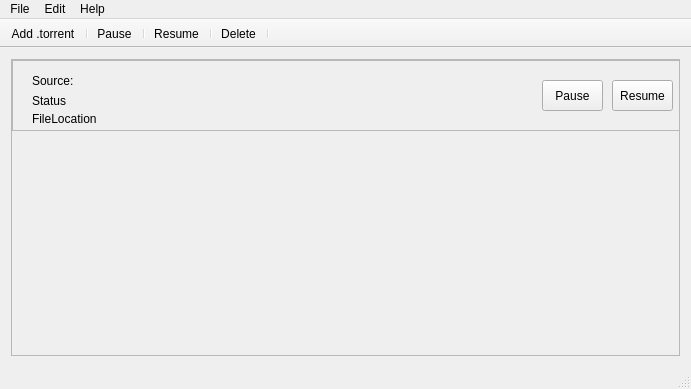
This is src/mainwindow.ui in manox14/qtaria as Qt 5 draws it before an edit. The edited form follows.
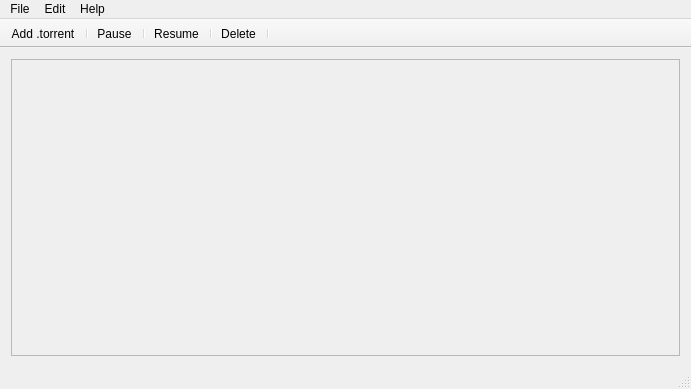
This is the edited form. Icons and pictures are not drawn.

Commit message: added structure to hold all qobjects for one item WHICH in turned is saved as pointer to gid value map in Qmap problem in percentage (BUG)  arthemetic error , will fix later :D usual useless tinkering in UI

Patch:
```diff
--- a/src/mainwindow.ui
+++ b/src/mainwindow.ui
@@ -21,9 +21,7 @@
    <property name="enabled">
     <bool>true</bool>
    </property>
-   <layout class="QVBoxLayout" name="verticalLayout">
-    <item>
-     <layout class="QGridLayout" name="gridLayout_3">
+   <layout class="QGridLayout" name="gridLayout_2">
       <item row="0" column="0">
        <widget class="QScrollArea" name="scrollArea">
         <property name="widgetResizable">
@@ -34,108 +32,23 @@
           <rect>
            <x>0</x>
            <y>0</y>
-           <width>669</width>
-           <height>280</height>
-          </rect>
-         </property>
-         <widget class="QFrame" name="frame">
+         <width>673</width>
+         <height>284</height>
+        </rect>
+       </property>
+       <widget class="QWidget" name="verticalLayoutWidget">
           <property name="geometry">
            <rect>
-            <x>0</x>
-            <y>0</y>
-            <width>671</width>
-            <height>71</height>
-           </rect>
-          </property>
-          <property name="frameShape">
-           <enum>QFrame::StyledPanel</enum>
-          </property>
-          <property name="frameShadow">
-           <enum>QFrame::Raised</enum>
-          </property>
-          <widget class="QLabel" name="FileLocation">
-           <property name="geometry">
-            <rect>
-             <x>20</x>
-             <y>50</y>
-             <width>501</width>
-             <height>17</height>
-            </rect>
-           </property>
-           <property name="text">
-            <string>FileLocation</string>
-           </property>
-          </widget>
-          <widget class="QPushButton" name="Pause">
-           <property name="geometry">
-            <rect>
-             <x>530</x>
-             <y>20</y>
-             <width>61</width>
-             <height>31</height>
-            </rect>
-           </property>
-           <property name="text">
-            <string>Pause</string>
-           </property>
-          </widget>
-          <widget class="QPushButton" name="Resume">
-           <property name="geometry">
-            <rect>
-             <x>600</x>
-             <y>20</y>
-             <width>61</width>
-             <height>31</height>
-            </rect>
-           </property>
-           <property name="text">
-            <string>Resume</string>
-           </property>
-          </widget>
-          <widget class="QLabel" name="Status">
-           <property name="geometry">
-            <rect>
-             <x>20</x>
-             <y>30</y>
-             <width>481</width>
-             <height>21</height>
-            </rect>
-           </property>
-           <property name="text">
-            <string>Status</string>
-           </property>
-          </widget>
-          <widget class="QLabel" name="url_label">
-           <property name="geometry">
-            <rect>
-             <x>20</x>
-             <y>10</y>
-             <width>81</width>
-             <height>21</height>
-            </rect>
-           </property>
-           <property name="text">
-            <string>Source:</string>
-           </property>
-          </widget>
-          <widget class="QLabel" name="urlBox">
-           <property name="geometry">
-            <rect>
-             <x>120</x>
-             <y>10</y>
-             <width>391</width>
-             <height>21</height>
-            </rect>
-           </property>
-           <property name="text">
-            <string/>
-           </property>
-          </widget>
-         </widget>
-        </widget>
-       </widget>
-      </item>
-     </layout>
+          <x>9</x>
+          <y>9</y>
+          <width>641</width>
+          <height>271</height>
+         </rect>
+        </property>
+        <layout class="QVBoxLayout" name="verticalLayout"/>
+       </widget>
+      </widget>
+     </widget>
     </item>
    </layout>
   </widget>
```
Left out of the diff: 2 changed lines with no effect on the pictures. Lines whose indentation alone changed are shown as unchanged. The commit also changes 3 other files.
